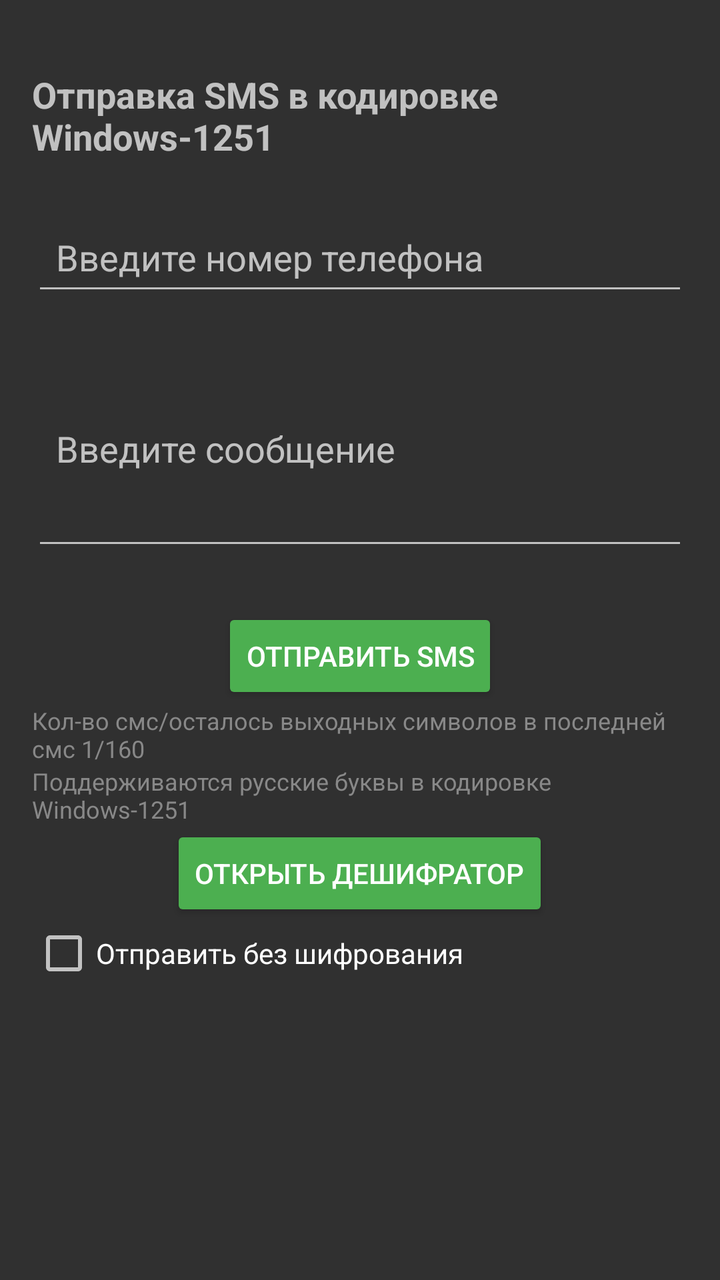
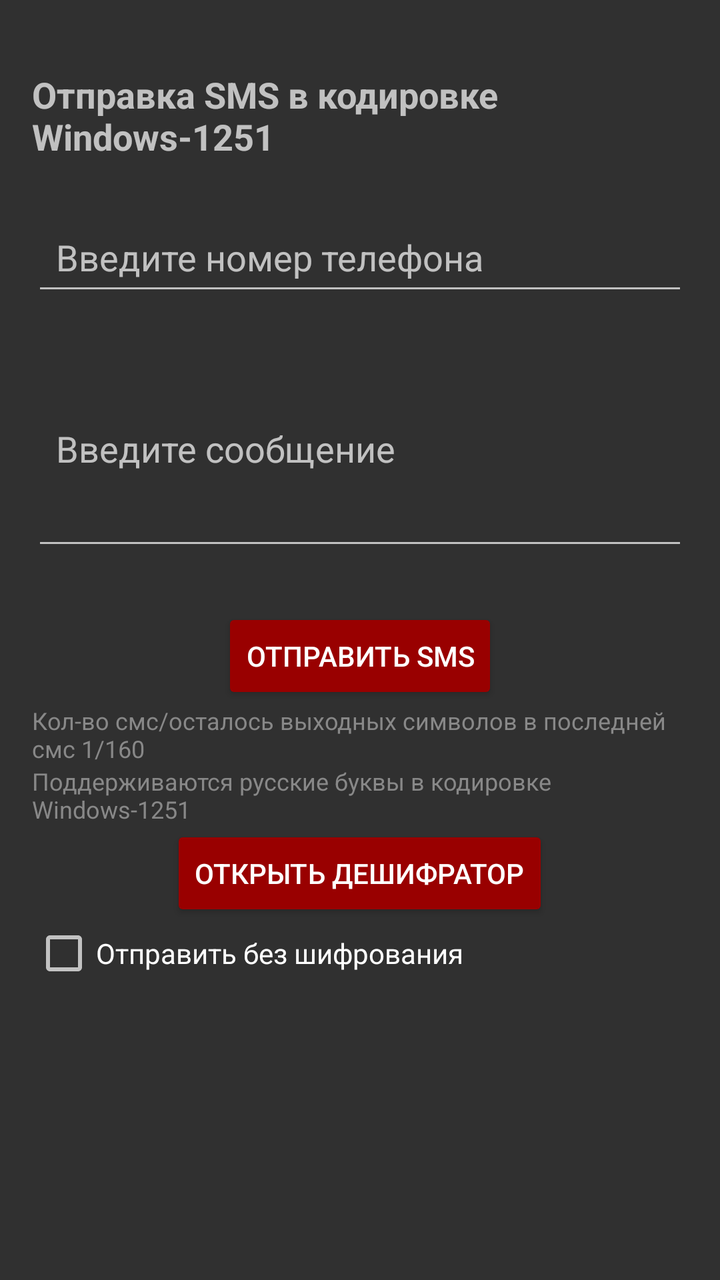

An Android layout rendered at two revisions. The XML below is the earlier revision; the diff shows what the commit changed to produce the second picture.
<!-- AndroidManifest.xml: application theme Theme.AppCompat.NoActionBar -->
<!-- res/layout/activity_main.xml -->
<?xml version="1.0" encoding="utf-8"?>
<ScrollView
    xmlns:android="http://schemas.android.com/apk/res/android"
    android:layout_width="match_parent"
    android:layout_height="match_parent">
    <androidx.appcompat.widget.LinearLayoutCompat
        android:layout_width="match_parent"
        android:layout_height="wrap_content"
        android:orientation="vertical"
        android:padding="16dp"
        android:gravity="center_horizontal">

        <TextView
            android:id="@+id/animation"
            android:layout_width="match_parent"
            android:layout_height="wrap_content"
            android:fontFamily="monospace"
            android:textColor="#FF0000"
            android:textAlignment="viewStart"
            android:textStyle="bold"/>

        <TextView
            android:layout_width="wrap_content"
            android:layout_height="wrap_content"
            android:text="Отправка SMS в кодировке Windows-1251"
            android:textSize="18sp"
            android:textStyle="bold"
            android:layout_marginBottom="24dp"/>

        <EditText
            android:id="@+id/etPhoneNumber"
            android:layout_width="match_parent"
            android:layout_height="wrap_content"
            android:hint="Введите номер телефона"
            android:inputType="phone"
            android:padding="12dp"
            android:layout_marginBottom="16dp"/>

        <EditText
            android:id="@+id/etMessage"
            android:layout_width="match_parent"
            android:layout_height="wrap_content"
            android:layout_marginBottom="24dp"
            android:hint="Введите сообщение"
            android:inputType="textMultiLine"
            android:minLines="4"
            android:padding="12dp" />

        <Button
            android:id="@+id/btnSendSms"
            android:layout_width="wrap_content"
            android:layout_height="wrap_content"
            android:text="Отправить SMS"
            android:padding="12dp"
            android:backgroundTint="#4CAF50"/>
        <TextView
            android:id="@+id/sms_length"
            android:layout_width="wrap_content"
            android:layout_height="wrap_content"
            android:text="Кол-во смс/осталось выходных символов в последней смс 1/160"
            android:textSize="12sp"
            android:textColor="#888888"/>


        <TextView
            android:layout_width="wrap_content"
            android:layout_height="wrap_content"
            android:text="Поддерживаются русские буквы в кодировке Windows-1251"
            android:textSize="12sp"
            android:textColor="#888888"/>
        <Button
            android:id="@+id/open_decode"
            android:layout_width="wrap_content"
            android:layout_height="wrap_content"
            android:text="Открыть дешифратор"
            android:padding="12dp"
            android:backgroundTint="#4CAF50"/>
        <CheckBox
            android:id="@+id/suppress_encryption"
            android:text="Отправить без шифрования"
            android:layout_height="wrap_content"
            android:layout_width="match_parent"/>
    </androidx.appcompat.widget.LinearLayoutCompat>
</ScrollView>
<!-- resources referenced by this layout -->
<resources>

</resources>

<!-- the commit's change to res/layout/activity_main.xml (unified diff, before → after) -->
@@ -52,7 +52,7 @@
             android:layout_height="wrap_content"
             android:text="Отправить SMS"
             android:padding="12dp"
-            android:backgroundTint="#4CAF50"/>
+            android:backgroundTint="#990000"/>
         <TextView
             android:id="@+id/sms_length"
             android:layout_width="wrap_content"
@@ -74,7 +74,7 @@
             android:layout_height="wrap_content"
             android:text="Открыть дешифратор"
             android:padding="12dp"
-            android:backgroundTint="#4CAF50"/>
+            android:backgroundTint="#990000"/>
         <CheckBox
             android:id="@+id/suppress_encryption"
             android:text="Отправить без шифрования"
